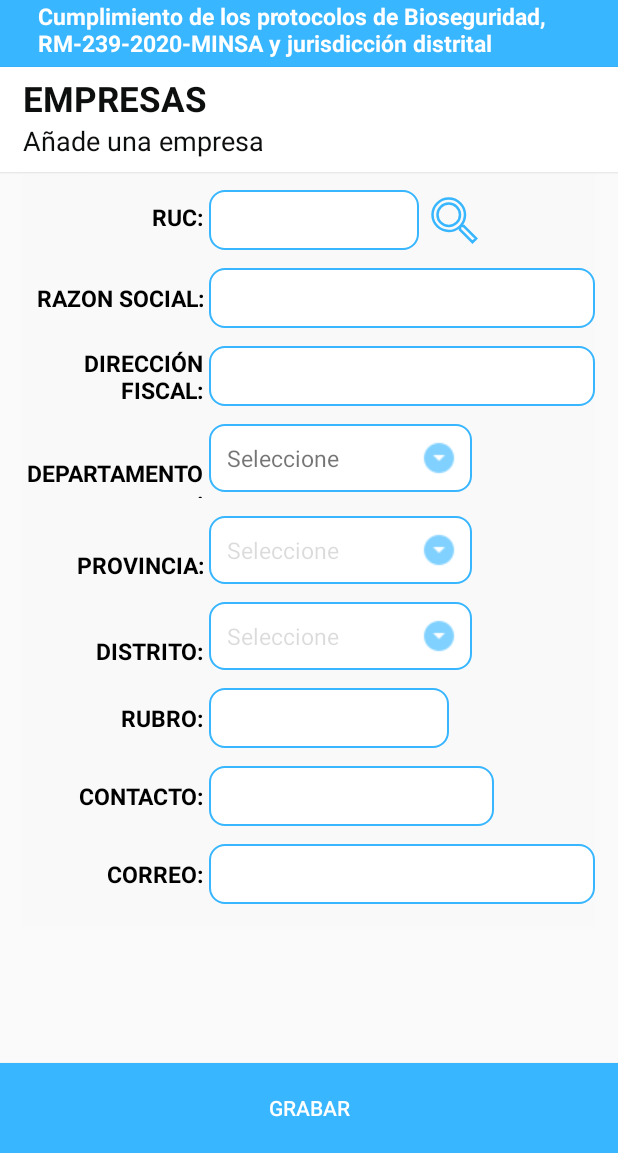
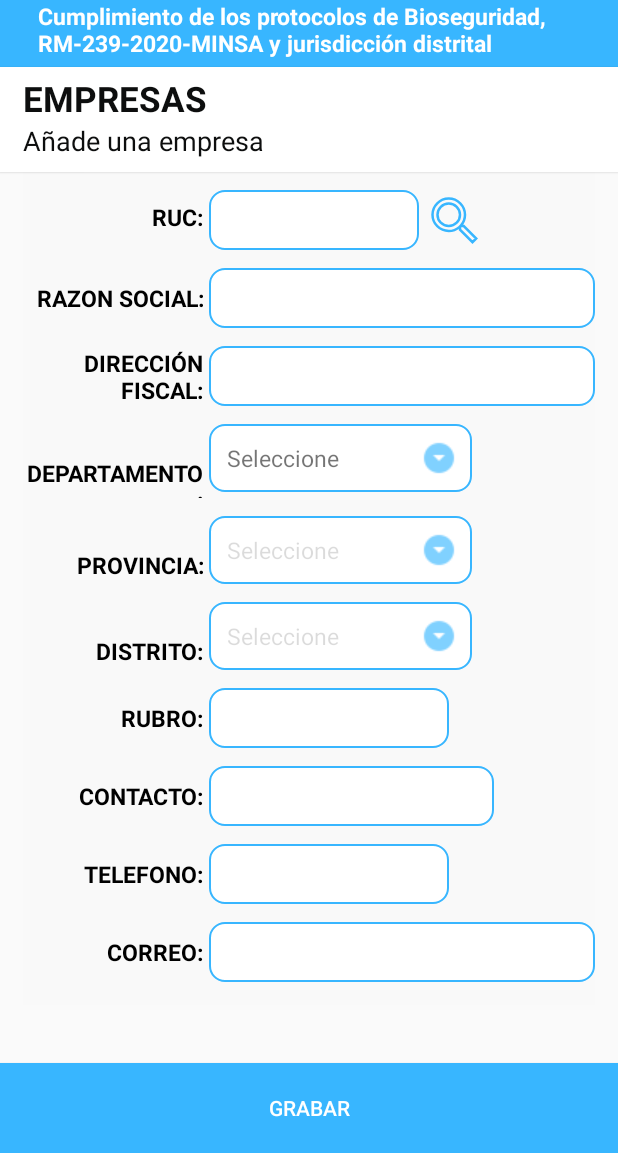
Before and after one commit to NicolasHidalgo/bioficha, an Android app: the RegistroEmpresasActivity screen opened directly, with no data from a screen before it, after a tap on "GRABAR", on a phone screen of 412 x 824 dp, the part 83-1236 px from its top. Run offline under Robolectric (Android 15) with nearby library versions, the phone set to English and light mode, and no system bars; our stand-ins replace Volley; network calls fail.

Commit message:
los gv cambios

```diff
--- a/app/src/main/java/com/example/covid19/RegistroEmpresasActivity.java
+++ b/app/src/main/java/com/example/covid19/RegistroEmpresasActivity.java
@@ -15,7 +15,6 @@ import android.widget.ProgressBar;
 import android.widget.RelativeLayout;
 import android.widget.Spinner;
 import android.widget.Toast;
-
 import com.android.volley.AuthFailureError;
 import com.android.volley.Request;
 import com.android.volley.RequestQueue;
@@ -23,18 +22,18 @@ import com.android.volley.Response;
 import com.android.volley.VolleyError;
 import com.android.volley.toolbox.StringRequest;
 import com.android.volley.toolbox.Volley;
-
 import org.json.JSONArray;
 import org.json.JSONException;
 import org.json.JSONObject;
 
-import java.util.ArrayList;
+import java.text.SimpleDateFormat;
+import java.util.Calendar;
+import java.util.Date;
 import java.util.HashMap;
 import java.util.List;
 import java.util.Map;
-
 import androidx.appcompat.app.AppCompatActivity;
-import beans.ProvinciaBean;
+import beans.EmpresaBean;
 import beans.SpinnerBean;
 import db.DatabaseManagerDepartamento;
 import db.DatabaseManagerEmpresa;
@@ -49,7 +48,7 @@ public class RegistroEmpresasActivity extends AppCompatActivity {
     EditText txtRUC;
     EditText txtRazonSocial;
     EditText txtDireccionFiscal;
-    EditText txtRubro;
+    EditText txtRubro, txtTelefono, txtCorreo, txtContacto;
     Spinner spDepartamento, spProvincia, spDistrito;
     Context context;
     RequestQueue requestQueue;
@@ -60,6 +59,8 @@ public class RegistroEmpresasActivity extends AppCompatActivity {
     DatabaseManagerDistrito dbDistrito;
     DatabaseManagerEmpresa dbEmpresa;
     public int id_departamento = 0;
+    public int id_provincia = 0;
+
     @Override
     protected void onCreate(Bundle savedInstanceState) {
         super.onCreate(savedInstanceState);
@@ -72,6 +73,9 @@ public class RegistroEmpresasActivity extends AppCompatActivity {
         txtDireccionFiscal = findViewById(R.id.txtDireccionFiscal);
         txtRubro = findViewById(R.id.txtRubro);
         spDepartamento = findViewById(R.id.spDepartamento);
+        txtTelefono = findViewById(R.id.txtTelefono);
+        txtContacto = findViewById(R.id.txtContacto);
+        txtCorreo = findViewById(R.id.txtCorreo);
         spProvincia = findViewById(R.id.spProvincia);
         spDistrito = findViewById(R.id.spDistrito);
         spProvincia.setEnabled(false);
@@ -87,27 +91,27 @@ public class RegistroEmpresasActivity extends AppCompatActivity {
         adapterDepartamento.setDropDownViewResource(android.R.layout.simple_spinner_dropdown_item);
         spDepartamento.setAdapter(adapterDepartamento);
         String[] provincia = {"Seleccione"};
-        ArrayAdapter adapterProvincia = new ArrayAdapter(context,R.layout.custom_spinner, provincia);
+        ArrayAdapter adapterProvincia = new ArrayAdapter(context, R.layout.custom_spinner, provincia);
         adapterProvincia.setDropDownViewResource(android.R.layout.simple_spinner_dropdown_item);
         spProvincia.setAdapter(adapterProvincia);
         String[] distrito = {"Seleccione"};
-        ArrayAdapter adapterDistrito = new ArrayAdapter(context,R.layout.custom_spinner, distrito);
+        ArrayAdapter adapterDistrito = new ArrayAdapter(context, R.layout.custom_spinner, distrito);
         adapterDistrito.setDropDownViewResource(android.R.layout.simple_spinner_dropdown_item);
         spDistrito.setAdapter(adapterDistrito);
         spDepartamento.setOnItemSelectedListener(new AdapterView.OnItemSelectedListener() {
             @Override
             public void onItemSelected(AdapterView<?> parent, View view, int position, long id) {
                 id_departamento = listaDepartamento.get(position).getID();
-                if(id_departamento==-1){
+                if (id_departamento == -1) {
                     String[] provincia = {"Seleccione"};
-                    ArrayAdapter adapterProvincia = new ArrayAdapter(context,R.layout.custom_spinner, provincia);
+                    ArrayAdapter adapterProvincia = new ArrayAdapter(context, R.layout.custom_spinner, provincia);
                     adapterProvincia.setDropDownViewResource(android.R.layout.simple_spinner_dropdown_item);
                     spProvincia.setAdapter(adapterProvincia);
                     spProvincia.setEnabled(false);
                     return;
                 }
                 List<SpinnerBean> listaProvincia = dbProvincia.getListSpinner(Integer.toString(id_departamento));
-                ArrayAdapter adapterProvincia = new ArrayAdapter(context,R.layout.custom_spinner, listaProvincia);
+                ArrayAdapter adapterProvincia = new ArrayAdapter(context, R.layout.custom_spinner, listaProvincia);
                 adapterProvincia.setDropDownViewResource(android.R.layout.simple_spinner_dropdown_item);
                 spProvincia.setAdapter(adapterProvincia);
                 spProvincia.setEnabled(true);
@@ -124,10 +128,10 @@ public class RegistroEmpresasActivity extends AppCompatActivity {
             @Override
             public void onItemSelected(AdapterView<?> parent, View view, int position, long id) {
                 List<SpinnerBean> listaProvincia = dbProvincia.getListSpinner(Integer.toString(id_departamento));
-                int id_provincia = listaProvincia.get(position).getID();
-                if(id_provincia==-1){
+                id_provincia = listaProvincia.get(position).getID();
+                if (id_provincia == -1) {
                     String[] distrito = {"Seleccione"};
-                    ArrayAdapter adapterDistrito = new ArrayAdapter(context,R.layout.custom_spinner, distrito);
+                    ArrayAdapter adapterDistrito = new ArrayAdapter(context, R.layout.custom_spinner, distrito);
                     adapterDistrito.setDropDownViewResource(android.R.layout.simple_spinner_dropdown_item);
                     spDistrito.setAdapter(adapterDistrito);
                     spDistrito.setEnabled(false);
@@ -135,7 +139,7 @@ public class RegistroEmpresasActivity extends AppCompatActivity {
                 }
 
                 List<SpinnerBean> listaDistrito = dbDistrito.getListSpinner(Integer.toString(id_provincia));
-                ArrayAdapter adapterDistrito = new ArrayAdapter(context,R.layout.custom_spinner, listaDistrito);
+                ArrayAdapter adapterDistrito = new ArrayAdapter(context, R.layout.custom_spinner, listaDistrito);
                 adapterDistrito.setDropDownViewResource(android.R.layout.simple_spinner_dropdown_item);
                 spDistrito.setAdapter(adapterDistrito);
                 spDistrito.setEnabled(true);
@@ -152,9 +156,13 @@ public class RegistroEmpresasActivity extends AppCompatActivity {
             @Override
             public void onClick(View v) {
                 //Consulta RUC Sunat
+                if (!(ConnectivityReceiver.isConnected(context))) {
+                    Toast.makeText(context, "Necesitas contectarte a internet para continuar", Toast.LENGTH_LONG).show();
+                    return;
+                }
                 String RUC = txtRUC.getText().toString();
-                if (RUC.isEmpty()){
-                    Toast.makeText(context,"Debe ingresar un ruc válido", Toast.LENGTH_LONG).show();
+                if (RUC.isEmpty()) {
+                    Toast.makeText(context, "Debe ingresar un ruc válido", Toast.LENGTH_LONG).show();
                     return;
                 }
                 String URL = "https://dniruc.apisperu.com/api/v1/ruc/" + RUC + "?token=eyJ0eXAiOiJKV1QiLCJhbGciOiJIUzI1NiJ9.eyJlbWFpbCI6Im5pY29sYXNoaWRhbGdvY29ycmVhQGhvdG1haWwuY29tIn0.vRpQYdBvxUFwsXFehU1KpQzNJhl08IBR69hHBcefGno";
@@ -175,9 +183,9 @@ public class RegistroEmpresasActivity extends AppCompatActivity {
                             }
                         }
                     }
-                }, new Response.ErrorListener(){
+                }, new Response.ErrorListener() {
                     @Override
-                    public void onErrorResponse (VolleyError error) {
+                    public void onErrorResponse(VolleyError error) {
 
                     }
                 });
@@ -188,24 +196,74 @@ public class RegistroEmpresasActivity extends AppCompatActivity {
         btnGrabar.setOnClickListener(new View.OnClickListener() {
             @Override
             public void onClick(View v) {
-                if(!(ConnectivityReceiver.isConnected(context))){
+                final String pRUC = txtRUC.getText().toString();
+                final String pNOM_RAZON_SOCIAL = txtRazonSocial
+                        .getText().toString();
+                final String pACT_ECONOMICAS = txtRubro.getText().toString();
+                final String pDIRECCION = txtDireccionFiscal.getText().toString();
+                final String pID_DISTRITO = Integer.toString(id_provincia);
+                final String pTELEFONO = txtTelefono.getText().toString();
+                final String pCORREO = txtCorreo.getText().toString();
+                final String pCONTACTO = txtContacto.getText().toString();
+
+                if (!(ConnectivityReceiver.isConnected(context))) {
                     Toast.makeText(context, "Necesitas contectarte a internet para continuar", Toast.LENGTH_LONG).show();
                     return;
                 }
-                final String QUERY = "call SP_FICHA_ENFERMEDAD('INSERT'," + ID_FICHAK + ",'" + ENFERMEDADES + "');";
-
+                OpenProgressBar();
+                final String QUERY = "call SP_UPDATE_EMPRESA('INSERT',NULL,'" + pRUC + "','" + pNOM_RAZON_SOCIAL + "','" + pACT_ECONOMICAS + "','" + pDIRECCION + "'," + pID_DISTRITO + ",NULL,NULL,'" + pTELEFONO + "','" + pCORREO + "','" + pCONTACTO + "',NULL,NULL,NULL );";
                 StringRequest stringRequest = new StringRequest(Request.Method.POST, URL, new Response.Listener<String>() {
                     @Override
                     public void onResponse(String response) {
-                        try {
-                            JSONArray jsonArray = new JSONArray(response);
-                        } catch (JSONException e) {
-                            e.printStackTrace();
-                        }
+                        if (response.equals("[]")) {
+                            CloseProgressBar();
+                            Toast.makeText(context, "No se encontraron datos", Toast.LENGTH_LONG).show();
+                        } else if (response.equals("")) {
+                            CloseProgressBar();
+                            Toast.makeText(context, "Error en el servicio", Toast.LENGTH_LONG).show();
+                        } else
+                            try {
+                                JSONArray jsonArray = new JSONArray(response);
+                                JSONObject jsonObject = null;
+                                String ID_EMPRESA = "";
+                                String MENSAJE = "";
+                                for (int i = 0; i < jsonArray.length(); i++) {
+                                    jsonObject = jsonArray.getJSONObject(i);
+                                    ID_EMPRESA = jsonObject.getString("ID");
+                                    MENSAJE = jsonObject.getString("MENSAJE");
+                                    if (ID_EMPRESA.equals("0")) {
+                                        CloseProgressBar();
+                                        Toast.makeText(context, MENSAJE, Toast.LENGTH_LONG).show();
+                                        return;
+                                    }
+                                }
+                                // INSERTAMOS LA FICHA EN EL SQLITE
+                                EmpresaBean bioFichaEmpresaBean = new EmpresaBean();
+                                bioFichaEmpresaBean.setID(ID_EMPRESA);
+                                bioFichaEmpresaBean.setRUC(pRUC);
+                                bioFichaEmpresaBean.setNOM_RAZON_SOCIAL(pNOM_RAZON_SOCIAL);
+                                bioFichaEmpresaBean.setACT_ECONOMICAS(pACT_ECONOMICAS);
+                                bioFichaEmpresaBean.setDIRECCION(pDIRECCION);
+                                bioFichaEmpresaBean.setID_DISTRITO(pID_DISTRITO);
+                                bioFichaEmpresaBean.setTELEFONO(pTELEFONO);
+                                bioFichaEmpresaBean.setCORREO(pCORREO);
+                                bioFichaEmpresaBean.setCONTACTO(pCONTACTO);
+                                Date currentTime = Calendar.getInstance().getTime();
+                                String fecha = new SimpleDateFormat("yyyy-MM-dd hh:mm:ss").format(new java.util.Date());
+                                bioFichaEmpresaBean.setFEC_CREACION(fecha);
+                                dbEmpresa.insertar(bioFichaEmpresaBean);
+                            } catch (JSONException e) {
+                                CloseProgressBar();
+                                Toast.makeText(context,"Error:" + e.getMessage(),Toast.LENGTH_LONG).show();
+                            }
+                        CloseProgressBar();
+                        Toast.makeText(context,"Registro exitoso",Toast.LENGTH_LONG).show();
                     }
                 }, new Response.ErrorListener() {
                     @Override
                     public void onErrorResponse(VolleyError error) {
+                        CloseProgressBar();
+                        Toast.makeText(context,"Error:" + error.getMessage(),Toast.LENGTH_LONG).show();
                     }
                 }) {
                     @Override
@@ -220,7 +278,8 @@ public class RegistroEmpresasActivity extends AppCompatActivity {
             }
         });
 
-        }
+    }
+
     public void ProgressBarHandler(Context context) {
         ViewGroup layout = (ViewGroup) ((Activity) context).findViewById(android.R.id.content).getRootView();
         progressBar = new ProgressBar(context, null, android.R.attr.progressBarStyleLarge);
@@ -233,6 +292,18 @@ public class RegistroEmpresasActivity extends AppCompatActivity {
         layout.addView(rl, params);
 
     }
+
+    public void CloseProgressBar() {
+        progressBar.setVisibility(View.INVISIBLE);
+        getWindow().clearFlags(WindowManager.LayoutParams.FLAG_NOT_TOUCHABLE);
+    }
+
+    public void OpenProgressBar() {
+        progressBar.setVisibility(View.VISIBLE);
+        getWindow().setFlags(WindowManager.LayoutParams.FLAG_NOT_TOUCHABLE,
+                WindowManager.LayoutParams.FLAG_NOT_TOUCHABLE);
+    }
+
     @Override
     public void onResume() {
         super.onResume();
--- a/app/src/main/java/com/example/covid19/ViewPageRegister.java
+++ b/app/src/main/java/com/example/covid19/ViewPageRegister.java
@@ -123,9 +123,7 @@ public class ViewPageRegister extends AppCompatActivity {
                     Toast.makeText(context, "Necesitas contectarte a internet para continuar", Toast.LENGTH_LONG).show();
                     return;
                 }
-
                 OpenProgressBar();
-
                 String pAccion = "INSERT";
                 String pId = "0";
                 final String pIdSede = session.getIdSede();
--- a/app/src/main/res/layout/activity_registro_empresas.xml
+++ b/app/src/main/res/layout/activity_registro_empresas.xml
@@ -277,7 +277,32 @@
                         android:layout_marginLeft="4dp">
                     </EditText>
                 </LinearLayout>
-
+                <LinearLayout
+                    android:layout_width="match_parent"
+                    android:layout_height="wrap_content"
+                    android:orientation="horizontal">
+                    <TextView
+                        android:layout_width="120dp"
+                        android:layout_height="wrap_content"
+                        android:text="TELEFONO:"
+                        android:gravity="end"
+                        android:textColor="#000"
+                        android:textStyle="bold"
+                        android:layout_marginTop="12dp"
+                        android:textSize="15dp">
+                    </TextView>
+                    <EditText
+                        android:id="@+id/txtTelefono"
+                        android:layout_width="160dp"
+                        android:layout_height="40dp"
+                        android:inputType="text"
+                        android:paddingLeft="10dp"
+                        android:textSize="15dp"
+                        android:background="@drawable/edit"
+                        android:layout_marginTop="12dp"
+                        android:layout_marginLeft="4dp">
+                    </EditText>
+                </LinearLayout>
                 <LinearLayout
                     android:layout_width="match_parent"
                     android:layout_height="wrap_content"
```
Also changed, not shown: app/src/main/java/beans/SpinnerBean.java (line endings or trailing spaces).
